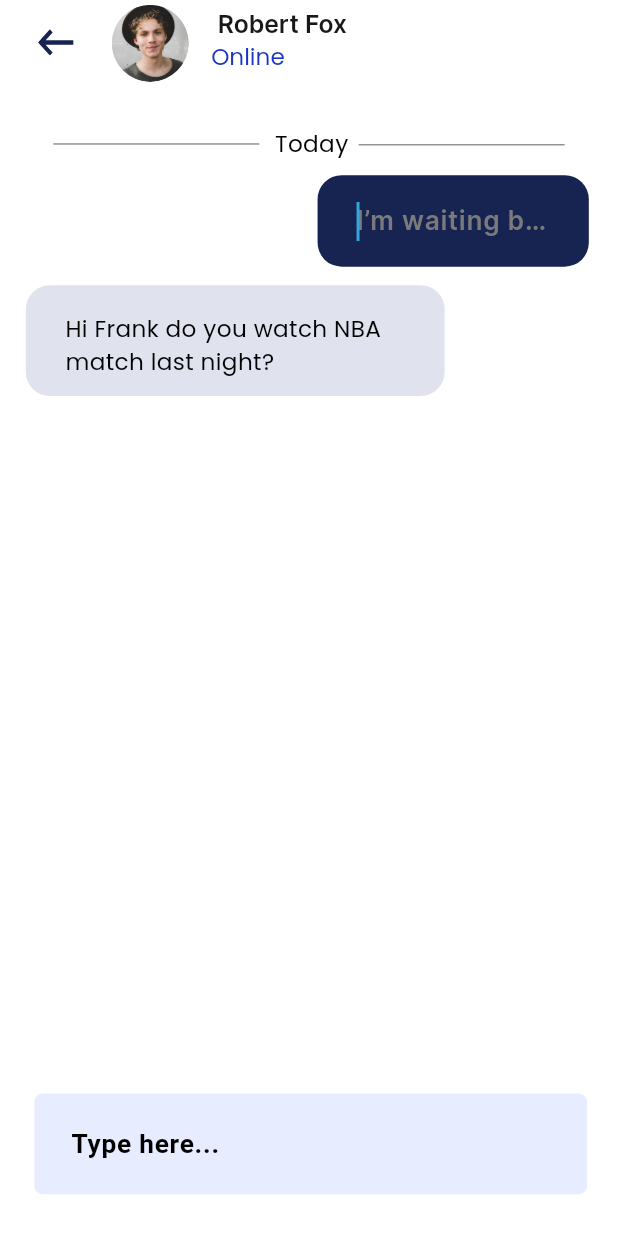
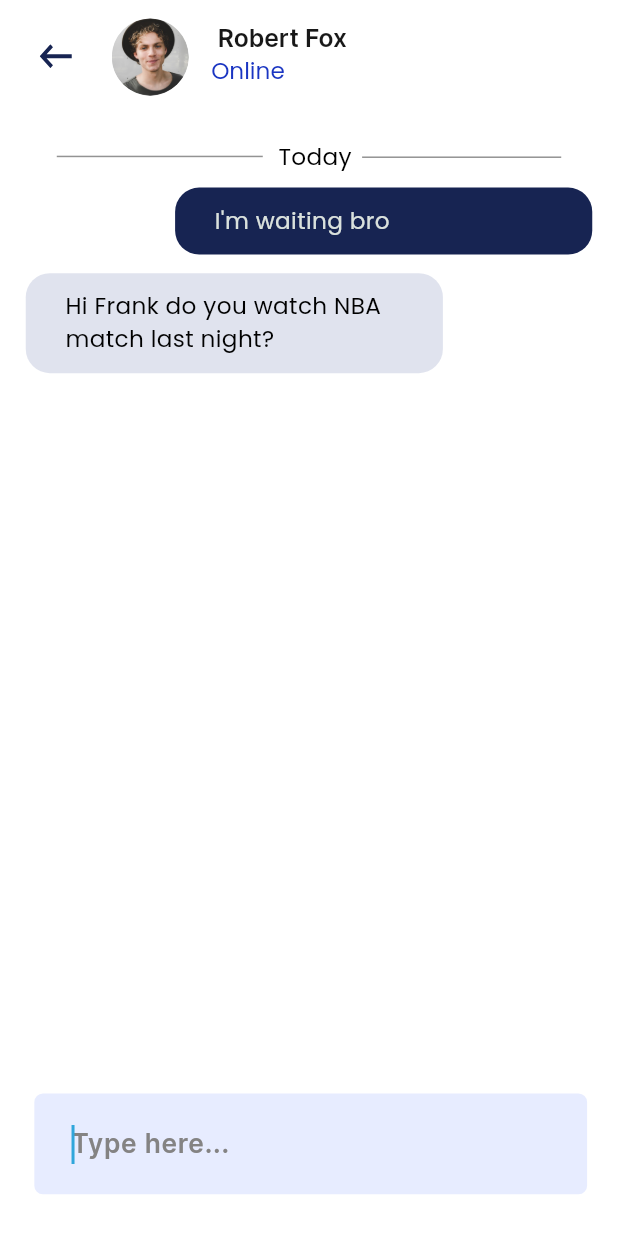
Before and after one commit to sandeshshinde30/EduConsult, a Flutter app: the ChatScreen screen opened by its route, on a phone screen of 412 x 824 dp. Shown: the top 1233 px of the screen. Run offline on Flutter 3.47's test engine with Material 3 defaults, Android fonts, the light colour scheme and no system bars; our stand-ins replace cached_network_image, flutter_svg.

Commit message:
Worked on - Chat screen and respecting theme and app decor changes

```diff
--- a/EduConsult/lib/presentation/chat_screen/chat_screen.dart
+++ b/EduConsult/lib/presentation/chat_screen/chat_screen.dart
@@ -1,3 +1,5 @@
+import 'dart:collection';
+
 import 'package:educonsult/widgets/app_bar/custom_app_bar.dart';
 import 'package:educonsult/widgets/app_bar/appbar_leading_image.dart';
 import 'package:educonsult/widgets/app_bar/appbar_title_circleimage.dart';
@@ -6,6 +8,7 @@ import 'package:educonsult/widgets/app_bar/appbar_subtitle_two.dart';
 import 'package:educonsult/widgets/custom_text_form_field.dart';
 import 'package:flutter/material.dart';
 import 'package:educonsult/core/app_export.dart';
+import 'package:flutter/widgets.dart';
 
 // ignore_for_file: must_be_immutable
 class ChatScreen extends StatelessWidget {
@@ -19,7 +22,7 @@ class ChatScreen extends StatelessWidget {
   Widget build(BuildContext context) {
     return SafeArea(
       child: Scaffold(
-            resizeToAvoidBottomInset: false,
+        resizeToAvoidBottomInset: true,
         appBar: _buildAppBar(context),
         body: Container(
           width: double.maxFinite,
@@ -29,34 +32,67 @@ class ChatScreen extends StatelessWidget {
             children: [
               _buildFiftyFive(context),
               SizedBox(height: 9.v),
-                      Padding(
-                          padding: EdgeInsets.only(right: 2.h),
-                          child: CustomTextFormField(
-                              width: 158.h,
-                              controller: imwaitingbroController,
-                              hintText: "I’m waiting bro",
+
+              // Below is the code for CustomTextFormField which was given instead
+
+              // Padding(
+              //   padding: EdgeInsets.only(right: 2.h),
+              //   child: CustomTextFormField(
+              //     width: 158.h,
+              //     controller: imwaitingbroController,
+              //     hintText: "I'm waiting bro",
+              //     alignment: Alignment.centerRight,
+              //     contentPadding:
+              //         EdgeInsets.symmetric(horizontal: 19.h, vertical: 17.v),
+              //     borderDecoration:
+              //         TextFormFieldStyleHelper.fillPrimaryContainer,
+              //     filled: true,
+              //     fillColor: theme.colorScheme.primaryContainer,
+              //   ),
+              // ),
+              Align(
                 alignment: Alignment.centerRight,
-                              contentPadding: EdgeInsets.symmetric(
-                                  horizontal: 19.h, vertical: 17.v),
-                              borderDecoration:
-                              TextFormFieldStyleHelper.fillPrimaryContainer,
-                              filled: true,
-                              fillColor: theme.colorScheme.primaryContainer)),
+                child: Container(
+                  // width: 200,
+                  padding: EdgeInsets.symmetric(
+                    horizontal: 23.h,
+                    vertical: 11.v,
+                  ),
+                  decoration: AppDecoration.fillBlue.copyWith(
+                      borderRadius: BorderRadiusStyle.roundedBorder14),
+                  child: Column(
+                    children: [
+                      Container(
+                        width: 185.h,
+                        margin: EdgeInsets.only(right: 12.h),
+                        child: const Text(
+                          "I'm waiting bro",
+                          maxLines: 2,
+                          overflow: TextOverflow.ellipsis,
+                          style: TextStyle(
+                            color: Color.fromARGB(255, 218, 225, 221),
+                          ),
+                        ),
+                      )
+                    ],
+                  ),
+                ),
+              ),
+
               SizedBox(height: 12.v),
-                      Container(
-                          width: 244.h,
-                          margin: EdgeInsets.only(right: 86.h),
+
+              Align(
+                alignment: Alignment.centerLeft,
+                child: Container(
+                  // width: 200,
                   padding: EdgeInsets.symmetric(
-                              horizontal: 23.h, vertical: 11.v),
-                          decoration: AppDecoration.fillOnPrimaryContainer
-                              .copyWith(
-                                  borderRadius:
-                                      BorderRadiusStyle.roundedBorder14),
+                    horizontal: 23.h,
+                    vertical: 11.v,
+                  ),
+                  decoration: AppDecoration.fillOnPrimaryContainer.copyWith(
+                      borderRadius: BorderRadiusStyle.roundedBorder14),
                   child: Column(
-                              mainAxisSize: MainAxisSize.min,
-                              crossAxisAlignment: CrossAxisAlignment.start,
                     children: [
-                                SizedBox(height: 7.v),
                       Container(
                         width: 185.h,
                         margin: EdgeInsets.only(right: 12.h),
@@ -64,43 +100,73 @@ class ChatScreen extends StatelessWidget {
                             "Hi Frank do you watch NBA match last night?",
                             maxLines: 2,
                             overflow: TextOverflow.ellipsis,
-                                        style: theme.textTheme.bodyMedium))
-                              ])),
-                      Spacer(),
+                            style: theme.textTheme.bodyMedium),
+                      )
+                    ],
+                  ),
+                ),
+              ),
+
+              const Spacer(),
               SizedBox(height: 16.v),
               Padding(
                 padding: EdgeInsets.only(left: 5.h, right: 3.h),
                 child: CustomTextFormField(
+                    maxLines: null,
                     controller: typehereController,
                     hintText: "Type here...",
-                              hintStyle: theme.textTheme.bodyLarge!,
-                              textInputAction: TextInputAction.done))
-                    ]))));
+                    hintStyle: const TextStyle(
+                      color: Color.fromARGB(255, 132, 131, 131),
+                    ),
+                    textInputAction: TextInputAction.newline),
+              )
+            ],
+          ),
+        ),
+      ),
+    );
   }
 
   /// Section Widget
   PreferredSizeWidget _buildAppBar(BuildContext context) {
-    return CustomAppBar(
+    return PreferredSize(
+      preferredSize:
+          Size.fromHeight(kToolbarHeight + 10.0), // Adjust height with padding
+      child: Padding(
+        padding: EdgeInsets.only(top: 10.0), // Adjust top padding as needed
+        child: CustomAppBar(
           leadingWidth: 44.h,
           leading: AppbarLeadingImage(
             imagePath: ImageConstant.imgArrowLeft,
             margin: EdgeInsets.only(left: 21.h, top: 19.v, bottom: 20.v),
             onTap: () {
               onTapArrowLeft(context);
-            }),
+            },
+          ),
           title: Padding(
             padding: EdgeInsets.only(left: 21.h),
-            child: Row(children: [
+            child: Row(
+              children: [
                 AppbarTitleCircleimage(imagePath: ImageConstant.imgEllipse12),
                 Padding(
                   padding: EdgeInsets.only(left: 13.h, bottom: 3.v),
-                  child: Column(children: [
+                  child: Column(
+                    children: [
                       AppbarSubtitleOne(text: "Robert Fox"),
                       SizedBox(height: 1.v),
                       AppbarSubtitleTwo(
-                        text: "Online", margin: EdgeInsets.only(right: 40.h))
-                  ]))
-            ])));
+                        text: "Online",
+                        margin: EdgeInsets.only(right: 40.h),
+                      ),
+                    ],
+                  ),
+                ),
+              ],
+            ),
+          ),
+        ),
+      ),
+    );
   }
 
   /// Section Widget
@@ -118,7 +184,7 @@ class ChatScreen extends StatelessWidget {
                   child: Text("Today", style: theme.textTheme.bodyMedium)),
               Padding(
                   padding: EdgeInsets.symmetric(vertical: 9.v),
-                  child: SizedBox(width: 126.h, child: Divider(indent: 6.h)))
+                  child: SizedBox(width: 122.h, child: Divider(indent: 6.h)))
             ])));
   }
 
--- a/EduConsult/lib/theme/app_decoration.dart
+++ b/EduConsult/lib/theme/app_decoration.dart
@@ -12,10 +12,12 @@ class AppDecoration {
   static BoxDecoration get fillGray => BoxDecoration(
         color: appTheme.gray20003,
       );
+  static BoxDecoration get fillBlue => BoxDecoration(
+        color: appTheme.blueGray900,
+      );
 }
 
 class BorderRadiusStyle {
-
   static BorderRadius get circleBorder25 => BorderRadius.circular(
         25.h,
       );
```
Lines whose indentation alone changed are shown as unchanged.
